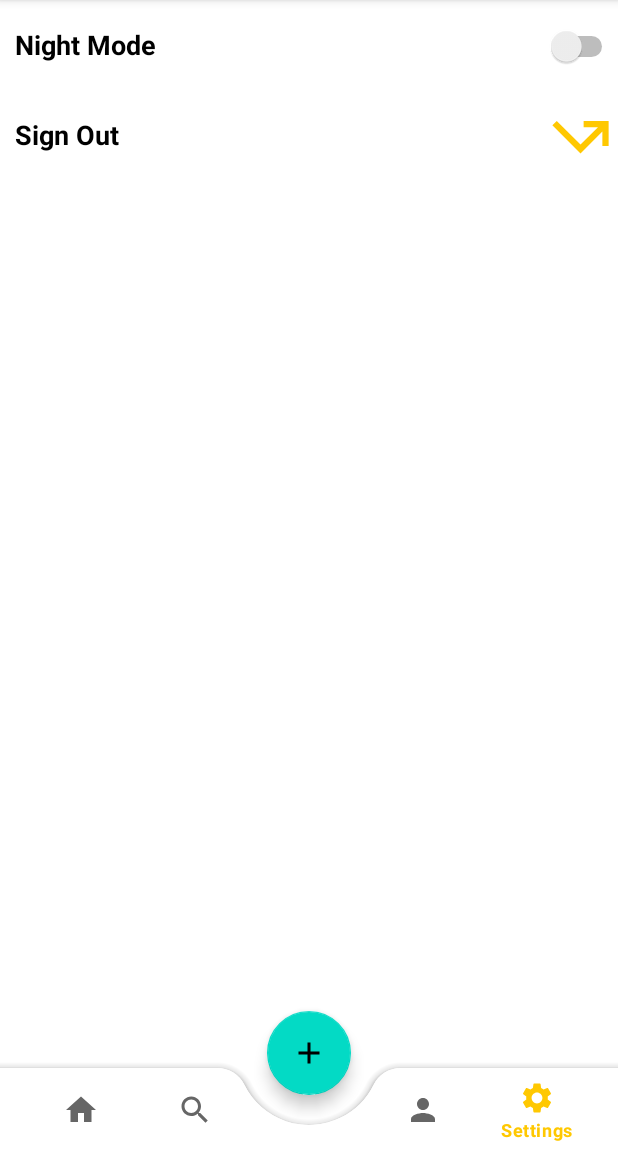
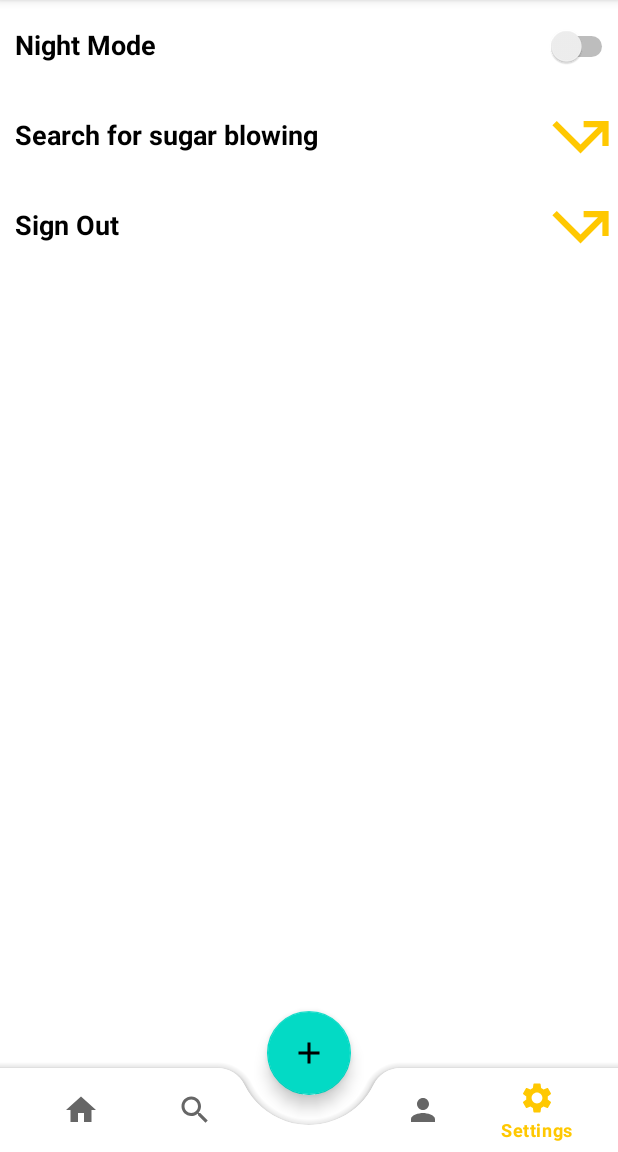
Before and after one commit to yolokbrother/MobileARApplication, an Android app: the SettingActivity screen opened directly, with no data from a screen before it, on a phone screen of 412 x 824 dp, the part 84-1236 px from its top. Run offline under Robolectric (Android 15) with nearby library versions, the phone set to English and light mode, and no system bars; our stand-ins replace Firebase (no records; nobody signed in at launch, a user with empty details on screens opened directly).

```diff
--- a/app/build.gradle
+++ b/app/build.gradle
@@ -2,6 +2,7 @@ plugins {
     id 'com.android.application'
     id 'org.jetbrains.kotlin.android'
     id 'com.google.gms.google-services'
+    id 'com.google.android.libraries.mapsplatform.secrets-gradle-plugin'
 }
 apply plugin: 'kotlin-android-extensions'
 
@@ -51,6 +52,7 @@ dependencies {
     implementation 'com.google.firebase:firebase-storage:20.0.0'
     implementation 'com.google.firebase:firebase-database-ktx:20.1.0'
     implementation 'androidx.databinding:baseLibrary:3.2.0-alpha11'
+    implementation 'com.google.android.gms:play-services-maps:18.1.0'
     testImplementation 'junit:junit:4.13.2'
     androidTestImplementation 'androidx.test.ext:junit:1.1.4'
     androidTestImplementation 'androidx.test.espresso:espresso-core:3.5.0'
@@ -72,5 +74,6 @@ dependencies {
     //Picasso
     implementation 'com.squareup.picasso:picasso:2.5.1'
 
-
+    //google map api
+    implementation 'com.google.android.gms:play-services-maps:18.1.0'
 }
--- a/app/src/main/java/com/example/myapplication/SettingActivity.kt
+++ b/app/src/main/java/com/example/myapplication/SettingActivity.kt
@@ -78,5 +78,9 @@ class SettingActivity : AppCompatActivity() {
             firebaseAuth.signOut()
             startActivity(Intent(this, SignInActivity::class.java))
         }
+
+        mapdirect.setOnClickListener{
+            startActivity(Intent(this, ViewMapsActivity::class.java))
+        }
     }
 }
--- a/app/src/main/res/layout/activity_setting.xml
+++ b/app/src/main/res/layout/activity_setting.xml
@@ -34,6 +34,35 @@
                 android:layout_height="50dp"
                 android:gravity="center"
                 tools:ignore="UseSwitchCompatOrMaterialXml" />
+
+        </LinearLayout>
+
+
+        <LinearLayout
+            android:layout_width="match_parent"
+            android:layout_height="60dp"
+            android:orientation="horizontal">
+
+            <TextView
+                android:layout_width="0dp"
+                android:layout_height="match_parent"
+                android:layout_weight="1"
+                android:textSize="18sp"
+                android:gravity="center_vertical"
+                android:padding="10dp"
+                android:textStyle="bold"
+                android:text="Search for sugar blowing"
+                style="@style/TEXT"
+                tools:ignore="Suspicious0dp" />
+
+            <Button
+                android:id="@+id/mapdirect"
+                android:layout_width="50dp"
+                android:layout_height="50dp"
+                android:gravity="center"
+                android:background="@drawable/ic_signout"
+                tools:ignore="UseSwitchCompatOrMaterialXml" />
+
 
         </LinearLayout>
 
--- a/app/src/main/res/values/strings.xml
+++ b/app/src/main/res/values/strings.xml
@@ -2,4 +2,5 @@
     <string name="app_name">My Application</string>
     <!-- TODO: Remove or change this placeholder text -->
     <string name="hello_blank_fragment">Hello blank fragment</string>
+    <string name="title_activity_view_maps">ViewMapsActivity</string>
 </resources>
```
Also changed, not shown: app/src/main/AndroidManifest.xml (+32 -14 lines), app/src/main/java/com/example/myapplication/ViewMapsActivity.kt (added, +54 -0 lines), app/src/main/res/layout/activity_view_maps.xml (added, +9 -0 lines), build.gradle (+1 -7 lines).
